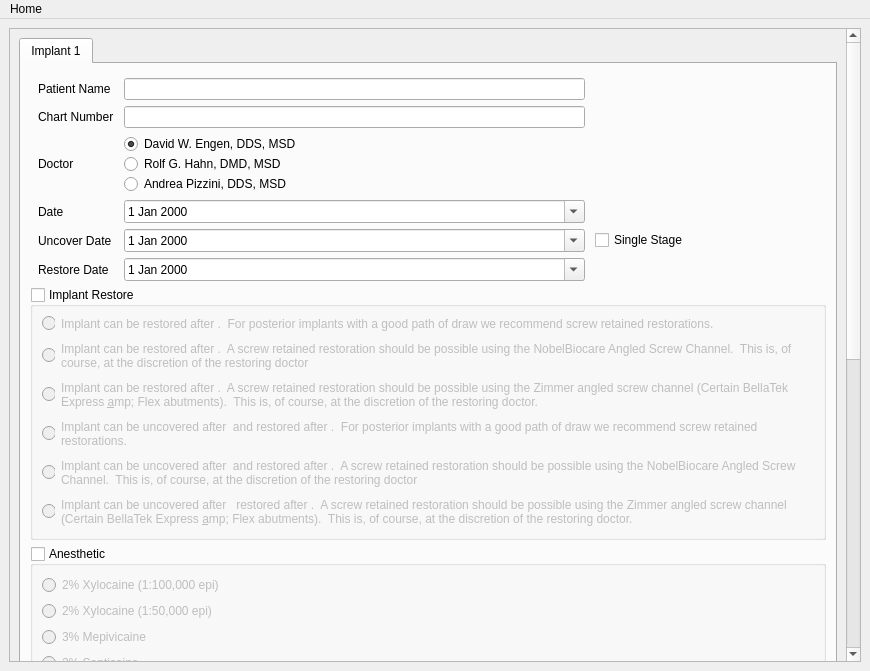
This is application/ui/createImplant.ui in MichaelUtt/ImplantProject as Qt 5 draws it before an edit. The edited form follows.
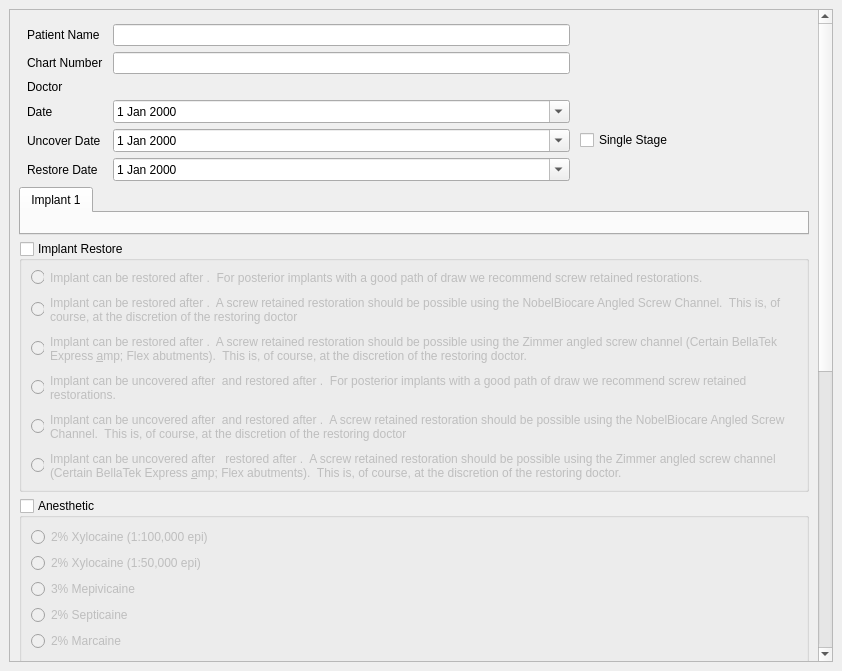
This is the edited form.

```diff
--- a/application/ui/createImplant.ui
+++ b/application/ui/createImplant.ui
@@ -6,7 +6,7 @@
    <rect>
     <x>0</x>
     <y>0</y>
-    <width>870</width>
+    <width>842</width>
     <height>671</height>
    </rect>
   </property>
@@ -45,13 +45,13 @@
        <property name="geometry">
         <rect>
          <x>0</x>
-         <y>-72</y>
-         <width>833</width>
-         <height>2880</height>
+         <y>-180</y>
+         <width>805</width>
+         <height>1078</height>
         </rect>
        </property>
        <layout class="QGridLayout" name="gridLayout_3">
-        <item row="1" column="0">
+        <item row="4" column="0">
          <layout class="QGridLayout" name="buttonGrid" rowstretch="0,0,0,0,0,0,0">
           <item row="5" column="0">
            <widget class="QPushButton" name="printSurgeryReport">
@@ -114,7 +114,7 @@
           </item>
          </layout>
         </item>
-        <item row="0" column="0">
+        <item row="1" column="0">
          <widget class="QTabWidget" name="createPages">
           <property name="toolTip">
            <string>&lt;html&gt;&lt;head/&gt;&lt;body&gt;&lt;p&gt;&lt;br/&gt;&lt;/p&gt;&lt;/body&gt;&lt;/html&gt;</string>
@@ -129,8 +129,320 @@
            <attribute name="toolTip">
             <string>Implant 1</string>
            </attribute>
-           <layout class="QGridLayout" name="gridLayout_4" columnstretch="0" rowminimumheight="0,0,0,0,0,0,0,0,0,0,0,1,0,0">
-            <item row="10" column="0">
+           <layout class="QGridLayout" name="gridLayout_4" columnstretch="0" rowminimumheight="0,0">
+            <item row="1" column="0">
+             <layout class="QVBoxLayout" name="implantLayout">
+              <property name="spacing">
+               <number>0</number>
+              </property>
+             </layout>
+            </item>
+           </layout>
+          </widget>
+         </widget>
+        </item>
+        <item row="0" column="0">
+         <layout class="QGridLayout" name="topGrid" rowstretch="0,0,0,0,0,0,0" columnstretch="0,2,1">
+          <property name="leftMargin">
+           <number>8</number>
+          </property>
+          <property name="topMargin">
+           <number>5</number>
+          </property>
+          <property name="horizontalSpacing">
+           <number>10</number>
+          </property>
+          <item row="6" column="1">
+           <widget class="QDateEdit" name="restoreDate">
+            <property name="calendarPopup">
+             <bool>true</bool>
+            </property>
+           </widget>
+          </item>
+          <item row="4" column="1">
+           <widget class="QDateEdit" name="date">
+            <property name="calendarPopup">
+             <bool>true</bool>
+            </property>
+           </widget>
+          </item>
+          <item row="2" column="0">
+           <widget class="QLabel" name="label_7">
+            <property name="text">
+             <string>Chart Number</string>
+            </property>
+            <property name="buddy">
+             <cstring>chartNumber</cstring>
+            </property>
+           </widget>
+          </item>
+          <item row="3" column="0">
+           <widget class="QLabel" name="label_2">
+            <property name="text">
+             <string>Doctor</string>
+            </property>
+           </widget>
+          </item>
+          <item row="5" column="1">
+           <widget class="QDateEdit" name="uncoverDate">
+            <property name="enabled">
+             <bool>true</bool>
+            </property>
+            <property name="calendarPopup">
+             <bool>true</bool>
+            </property>
+           </widget>
+          </item>
+          <item row="4" column="0">
+           <widget class="QLabel" name="label_3">
+            <property name="text">
+             <string>Date</string>
+            </property>
+            <property name="buddy">
+             <cstring>date</cstring>
+            </property>
+           </widget>
+          </item>
+          <item row="5" column="2">
+           <widget class="QCheckBox" name="singleStage">
+            <property name="text">
+             <string>Single Stage</string>
+            </property>
+           </widget>
+          </item>
+          <item row="2" column="1">
+           <widget class="QLineEdit" name="chartNumber"/>
+          </item>
+          <item row="0" column="1">
+           <widget class="QLineEdit" name="patientName"/>
+          </item>
+          <item row="5" column="0">
+           <widget class="QLabel" name="label_5">
+            <property name="text">
+             <string>Uncover Date</string>
+            </property>
+            <property name="buddy">
+             <cstring>uncoverDate</cstring>
+            </property>
+           </widget>
+          </item>
+          <item row="6" column="0">
+           <widget class="QLabel" name="label_4">
+            <property name="text">
+             <string>Restore Date</string>
+            </property>
+            <property name="buddy">
+             <cstring>restoreDate</cstring>
+            </property>
+           </widget>
+          </item>
+          <item row="0" column="0">
+           <widget class="QLabel" name="label">
+            <property name="text">
+             <string>Patient Name</string>
+            </property>
+            <property name="buddy">
+             <cstring>patientName</cstring>
+            </property>
+           </widget>
+          </item>
+          <item row="3" column="1">
+           <layout class="QVBoxLayout" name="doctorBox"/>
+          </item>
+         </layout>
+        </item>
+        <item row="2" column="0">
+         <layout class="QGridLayout" name="reportGrid">
+          <item row="18" column="0">
+           <widget class="QGroupBox" name="implantRestoreBox">
+            <property name="title">
+             <string>Implant Restore</string>
+            </property>
+            <property name="checkable">
+             <bool>true</bool>
+            </property>
+            <property name="checked">
+             <bool>false</bool>
+            </property>
+            <layout class="QGridLayout" name="gridLayout_8">
+             <property name="horizontalSpacing">
+              <number>6</number>
+             </property>
+             <property name="verticalSpacing">
+              <number>11</number>
+             </property>
+             <item row="3" column="0">
+              <widget class="QRadioButton" name="restoreBtn4">
+               <property name="maximumSize">
+                <size>
+                 <width>13</width>
+                 <height>16777215</height>
+                </size>
+               </property>
+               <property name="text">
+                <string/>
+               </property>
+              </widget>
+             </item>
+             <item row="5" column="0">
+              <widget class="QRadioButton" name="restoreBtn6">
+               <property name="maximumSize">
+                <size>
+                 <width>13</width>
+                 <height>16777215</height>
+                </size>
+               </property>
+               <property name="text">
+                <string/>
+               </property>
+              </widget>
+             </item>
+             <item row="0" column="2">
+              <widget class="QLabel" name="restoreOpt1">
+               <property name="text">
+                <string>Implant can be restored after &lt;Implant restore date&gt;.  For posterior implants with a good path of draw we recommend screw retained restorations.  </string>
+               </property>
+               <property name="wordWrap">
+                <bool>true</bool>
+               </property>
+               <property name="buddy">
+                <cstring>restoreBtn1</cstring>
+               </property>
+              </widget>
+             </item>
+             <item row="2" column="2">
+              <widget class="QLabel" name="restoreOpt3">
+               <property name="text">
+                <string>Implant can be restored after &lt;Implant restore date&gt;.  A screw retained restoration should be possible using the Zimmer angled screw channel (Certain BellaTek Express &amp; Flex abutments).  This is, of course, at the discretion of the restoring doctor.</string>
+               </property>
+               <property name="wordWrap">
+                <bool>true</bool>
+               </property>
+               <property name="buddy">
+                <cstring>restoreBtn3</cstring>
+               </property>
+              </widget>
+             </item>
+             <item row="1" column="2">
+              <widget class="QLabel" name="restoreOpt2">
+               <property name="text">
+                <string>Implant can be restored after &lt;Implant restore date&gt;.  A screw retained restoration should be possible using the NobelBiocare Angled Screw Channel.  This is, of course, at the discretion of the restoring doctor</string>
+               </property>
+               <property name="wordWrap">
+                <bool>true</bool>
+               </property>
+               <property name="buddy">
+                <cstring>restoreBtn2</cstring>
+               </property>
+              </widget>
+             </item>
+             <item row="2" column="0">
+              <widget class="QRadioButton" name="restoreBtn3">
+               <property name="maximumSize">
+                <size>
+                 <width>13</width>
+                 <height>16777215</height>
+                </size>
+               </property>
+               <property name="text">
+                <string/>
+               </property>
+              </widget>
+             </item>
+             <item row="1" column="0">
+              <widget class="QRadioButton" name="restoreBtn2">
+               <property name="maximumSize">
+                <size>
+                 <width>13</width>
+                 <height>16777215</height>
+                </size>
+               </property>
+               <property name="text">
+                <string/>
+               </property>
+              </widget>
+             </item>
+             <item row="0" column="0">
+              <widget class="QRadioButton" name="restoreBtn1">
+               <property name="maximumSize">
+                <size>
+                 <width>13</width>
+                 <height>16777215</height>
+                </size>
+               </property>
+               <property name="text">
+                <string/>
+               </property>
+              </widget>
+             </item>
+             <item row="4" column="0">
+              <widget class="QRadioButton" name="restoreBtn5">
+               <property name="maximumSize">
+                <size>
+                 <width>13</width>
+                 <height>16777215</height>
+                </size>
+               </property>
+               <property name="text">
+                <string/>
+               </property>
+              </widget>
+             </item>
+             <item row="3" column="2">
+              <widget class="QLabel" name="restoreOpt4">
+               <property name="text">
+                <string>Implant can be uncovered after &lt;implant uncovery date&gt; and restored after &lt;Implant restore date&gt;.  For posterior implants with a good path of draw we recommend screw retained restorations.  </string>
+               </property>
+               <property name="wordWrap">
+                <bool>true</bool>
+               </property>
+               <property name="buddy">
+                <cstring>restoreBtn4</cstring>
+               </property>
+              </widget>
+             </item>
+             <item row="4" column="2">
+              <widget class="QLabel" name="restoreOpt5">
+               <property name="text">
+                <string>Implant can be uncovered after &lt;implant uncovery date&gt; and restored after &lt;Implant restore date&gt;.  A screw retained restoration should be possible using the NobelBiocare Angled Screw Channel.  This is, of course, at the discretion of the restoring doctor</string>
+               </property>
+               <property name="wordWrap">
+                <bool>true</bool>
+               </property>
+               <property name="buddy">
+                <cstring>restoreBtn5</cstring>
+               </property>
+              </widget>
+             </item>
+             <item row="5" column="2">
+              <widget class="QLabel" name="restoreOpt6">
+               <property name="text">
+                <string>Implant can be uncovered after &lt;implant uncovery date&gt;  restored after &lt;Implant restore date&gt;.  A screw retained restoration should be possible using the Zimmer angled screw channel (Certain BellaTek Express &amp; Flex abutments).  This is, of course, at the discretion of the restoring doctor.</string>
+               </property>
+               <property name="wordWrap">
+                <bool>true</bool>
+               </property>
+               <property name="buddy">
+                <cstring>restoreBtn6</cstring>
+               </property>
+              </widget>
+             </item>
+            </layout>
+           </widget>
+          </item>
+         </layout>
+        </item>
+        <item row="5" column="0">
+         <widget class="QLabel" name="label_6">
+          <property name="enabled">
+           <bool>false</bool>
+          </property>
+          <property name="text">
+           <string/>
+          </property>
+         </widget>
+        </item>
+        <item row="3" column="0">
              <layout class="QGridLayout" name="bottomGrid">
               <item row="0" column="0">
                <widget class="QGroupBox" name="anestheticBox">
@@ -263,6 +575,9 @@
                    <property name="text">
                     <string>Excellent</string>
                    </property>
+               <property name="checked">
+                <bool>true</bool>
+               </property>
                   </widget>
                  </item>
                  <item>
@@ -305,361 +620,11 @@
               </item>
              </layout>
             </item>
-            <item row="1" column="0">
-             <layout class="QVBoxLayout" name="implantLayout"/>
-            </item>
-            <item row="9" column="0">
-             <layout class="QGridLayout" name="reportGrid">
-              <item row="18" column="0">
-               <widget class="QGroupBox" name="implantRestoreBox">
-                <property name="title">
-                 <string>Implant Restore</string>
-                </property>
-                <property name="checkable">
-                 <bool>true</bool>
-                </property>
-                <property name="checked">
-                 <bool>false</bool>
-                </property>
-                <layout class="QGridLayout" name="gridLayout_8">
-                 <property name="horizontalSpacing">
-                  <number>6</number>
-                 </property>
-                 <property name="verticalSpacing">
-                  <number>11</number>
-                 </property>
-                 <item row="3" column="0">
-                  <widget class="QRadioButton" name="radioButton_43">
-                   <property name="maximumSize">
-                    <size>
-                     <width>13</width>
-                     <height>16777215</height>
-                    </size>
-                   </property>
-                   <property name="text">
-                    <string/>
-                   </property>
-                  </widget>
-                 </item>
-                 <item row="5" column="0">
-                  <widget class="QRadioButton" name="radioButton_44">
-                   <property name="maximumSize">
-                    <size>
-                     <width>13</width>
-                     <height>16777215</height>
-                    </size>
-                   </property>
-                   <property name="text">
-                    <string/>
-                   </property>
-                  </widget>
-                 </item>
-                 <item row="0" column="2">
-                  <widget class="QLabel" name="label_11">
-                   <property name="text">
-                    <string>Implant can be restored after &lt;Implant restore date&gt;.  For posterior implants with a good path of draw we recommend screw retained restorations.  </string>
-                   </property>
-                   <property name="wordWrap">
-                    <bool>true</bool>
-                   </property>
-                   <property name="buddy">
-                    <cstring>radioButton_40</cstring>
-                   </property>
-                  </widget>
-                 </item>
-                 <item row="2" column="2">
-                  <widget class="QLabel" name="label_13">
-                   <property name="text">
-                    <string>Implant can be restored after &lt;Implant restore date&gt;.  A screw retained restoration should be possible using the Zimmer angled screw channel (Certain BellaTek Express &amp; Flex abutments).  This is, of course, at the discretion of the restoring doctor.</string>
-                   </property>
-                   <property name="wordWrap">
-                    <bool>true</bool>
-                   </property>
-                   <property name="buddy">
-                    <cstring>radioButton_41</cstring>
-                   </property>
-                  </widget>
-                 </item>
-                 <item row="1" column="2">
-                  <widget class="QLabel" name="label_12">
-                   <property name="text">
-                    <string>Implant can be restored after &lt;Implant restore date&gt;.  A screw retained restoration should be possible using the NobelBiocare Angled Screw Channel.  This is, of course, at the discretion of the restoring doctor</string>
-                   </property>
-                   <property name="wordWrap">
-                    <bool>true</bool>
-                   </property>
-                   <property name="buddy">
-                    <cstring>radioButton_42</cstring>
-                   </property>
-                  </widget>
-                 </item>
-                 <item row="2" column="0">
-                  <widget class="QRadioButton" name="radioButton_41">
-                   <property name="maximumSize">
-                    <size>
-                     <width>13</width>
-                     <height>16777215</height>
-                    </size>
-                   </property>
-                   <property name="text">
-                    <string/>
-                   </property>
-                  </widget>
-                 </item>
-                 <item row="1" column="0">
-                  <widget class="QRadioButton" name="radioButton_42">
-                   <property name="maximumSize">
-                    <size>
-                     <width>13</width>
-                     <height>16777215</height>
-                    </size>
-                   </property>
-                   <property name="text">
-                    <string/>
-                   </property>
-                  </widget>
-                 </item>
-                 <item row="0" column="0">
-                  <widget class="QRadioButton" name="radioButton_40">
-                   <property name="maximumSize">
-                    <size>
-                     <width>13</width>
-                     <height>16777215</height>
-                    </size>
-                   </property>
-                   <property name="text">
-                    <string/>
-                   </property>
-                  </widget>
-                 </item>
-                 <item row="4" column="0">
-                  <widget class="QRadioButton" name="radioButton_45">
-                   <property name="maximumSize">
-                    <size>
-                     <width>13</width>
-                     <height>16777215</height>
-                    </size>
-                   </property>
-                   <property name="text">
-                    <string/>
-                   </property>
-                  </widget>
-                 </item>
-                 <item row="3" column="2">
-                  <widget class="QLabel" name="label_14">
-                   <property name="text">
-                    <string>Implant can be uncovered after &lt;implant uncovery date&gt; and restored after &lt;Implant restore date&gt;.  For posterior implants with a good path of draw we recommend screw retained restorations.  </string>
-                   </property>
-                   <property name="wordWrap">
-                    <bool>true</bool>
-                   </property>
-                   <property name="buddy">
-                    <cstring>radioButton_43</cstring>
-                   </property>
-                  </widget>
-                 </item>
-                 <item row="4" column="2">
-                  <widget class="QLabel" name="label_15">
-                   <property name="text">
-                    <string>Implant can be uncovered after &lt;implant uncovery date&gt; and restored after &lt;Implant restore date&gt;.  A screw retained restoration should be possible using the NobelBiocare Angled Screw Channel.  This is, of course, at the discretion of the restoring doctor</string>
-                   </property>
-                   <property name="wordWrap">
-                    <bool>true</bool>
-                   </property>
-                   <property name="buddy">
-                    <cstring>radioButton_45</cstring>
-                   </property>
-                  </widget>
-                 </item>
-                 <item row="5" column="2">
-                  <widget class="QLabel" name="label_16">
-                   <property name="text">
-                    <string>Implant can be uncovered after &lt;implant uncovery date&gt;  restored after &lt;Implant restore date&gt;.  A screw retained restoration should be possible using the Zimmer angled screw channel (Certain BellaTek Express &amp; Flex abutments).  This is, of course, at the discretion of the restoring doctor.</string>
-                   </property>
-                   <property name="wordWrap">
-                    <bool>true</bool>
-                   </property>
-                   <property name="buddy">
-                    <cstring>radioButton_44</cstring>
-                   </property>
-                  </widget>
-                 </item>
-                </layout>
-               </widget>
-              </item>
-             </layout>
-            </item>
-            <item row="0" column="0">
-             <layout class="QGridLayout" name="topGrid" rowstretch="0,0,0,0,0,0,0" columnstretch="0,2,1">
-              <property name="leftMargin">
-               <number>8</number>
-              </property>
-              <property name="topMargin">
-               <number>5</number>
-              </property>
-              <property name="horizontalSpacing">
-               <number>10</number>
-              </property>
-              <item row="5" column="2">
-               <widget class="QCheckBox" name="singleStage">
-                <property name="text">
-                 <string>Single Stage</string>
-                </property>
-               </widget>
-              </item>
-              <item row="2" column="0">
-               <widget class="QLabel" name="label_7">
-                <property name="text">
-                 <string>Chart Number</string>
-                </property>
-                <property name="buddy">
-                 <cstring>chartNumber</cstring>
-                </property>
-               </widget>
-              </item>
-              <item row="4" column="1">
-               <widget class="QDateEdit" name="date">
-                <property name="calendarPopup">
-                 <bool>true</bool>
-                </property>
-               </widget>
-              </item>
-              <item row="6" column="1">
-               <widget class="QDateEdit" name="restoreDate">
-                <property name="calendarPopup">
-                 <bool>true</bool>
-                </property>
-               </widget>
-              </item>
-              <item row="5" column="1">
-               <widget class="QDateEdit" name="uncoverDate">
-                <property name="enabled">
-                 <bool>true</bool>
-                </property>
-                <property name="calendarPopup">
-                 <bool>true</bool>
-                </property>
-               </widget>
-              </item>
-              <item row="3" column="0">
-               <widget class="QLabel" name="label_2">
-                <property name="text">
-                 <string>Doctor</string>
-                </property>
-               </widget>
-              </item>
-              <item row="4" column="0">
-               <widget class="QLabel" name="label_3">
-                <property name="text">
-                 <string>Date</string>
-                </property>
-                <property name="buddy">
-                 <cstring>date</cstring>
-                </property>
-               </widget>
-              </item>
-              <item row="5" column="0">
-               <widget class="QLabel" name="label_5">
-                <property name="text">
-                 <string>Uncover Date</string>
-                </property>
-                <property name="buddy">
-                 <cstring>uncoverDate</cstring>
-                </property>
-               </widget>
-              </item>
-              <item row="0" column="0">
-               <widget class="QLabel" name="label">
-                <property name="text">
-                 <string>Patient Name</string>
-                </property>
-                <property name="buddy">
-                 <cstring>patientName</cstring>
-                </property>
-               </widget>
-              </item>
-              <item row="6" column="0">
-               <widget class="QLabel" name="label_4">
-                <property name="text">
-                 <string>Restore Date</string>
-                </property>
-                <property name="buddy">
-                 <cstring>restoreDate</cstring>
-                </property>
-               </widget>
-              </item>
-              <item row="2" column="1">
-               <widget class="QLineEdit" name="chartNumber"/>
-              </item>
-              <item row="0" column="1">
-               <widget class="QLineEdit" name="patientName"/>
-              </item>
-              <item row="3" column="1">
-               <layout class="QVBoxLayout" name="doctorBox">
-                <item>
-                 <widget class="QRadioButton" name="doctor1">
-                  <property name="text">
-                   <string>David W. Engen, DDS, MSD</string>
-                  </property>
-                  <property name="checked">
-                   <bool>true</bool>
-                  </property>
-                 </widget>
-                </item>
-                <item>
-                 <widget class="QRadioButton" name="doctor2">
-                  <property name="text">
-                   <string>Rolf G. Hahn, DMD, MSD</string>
-                  </property>
-                 </widget>
-                </item>
-                <item>
-                 <widget class="QRadioButton" name="doctor3">
-                  <property name="text">
-                   <string>Andrea Pizzini, DDS, MSD</string>
-                  </property>
-                 </widget>
-                </item>
-               </layout>
-              </item>
-             </layout>
-            </item>
-           </layout>
-          </widget>
-         </widget>
-        </item>
-        <item row="2" column="0">
-         <widget class="QLabel" name="label_6">
-          <property name="enabled">
-           <bool>false</bool>
-          </property>
-          <property name="text">
-           <string/>
-          </property>
-         </widget>
-        </item>
-       </layout>
-      </widget>
-     </widget>
-    </item>
-   </layout>
-  </widget>
-  <widget class="QMenuBar" name="menuBar">
-   <property name="geometry">
-    <rect>
-     <x>0</x>
-     <y>0</y>
-     <width>870</width>
-     <height>21</height>
-    </rect>
-   </property>
-   <widget class="QMenu" name="menuHome">
-    <property name="title">
-     <string>Home</string>
-    </property>
-    <addaction name="actionCreate"/>
-   </widget>
-   <addaction name="menuHome"/>
+       </layout>
+      </widget>
+     </widget>
+    </item>
+   </layout>
   </widget>
   <action name="actionCreate">
    <property name="text">
```
Lines whose indentation alone changed are shown as unchanged.
